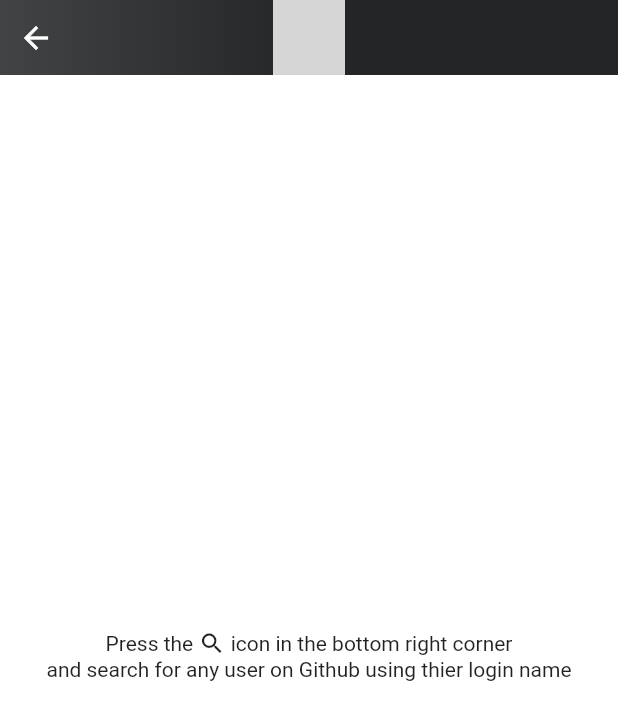
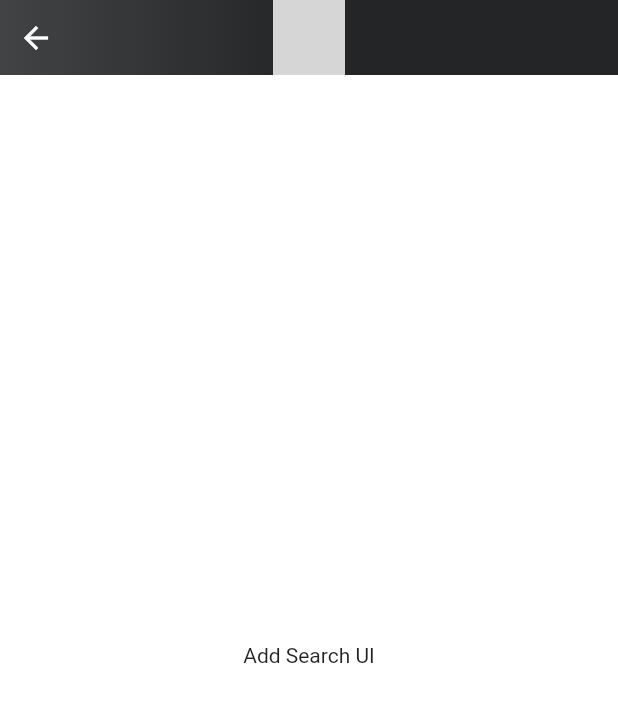
Before and after one commit to rohitgupta1694/FlutterGithubUserSearch, a Flutter app: the SearchScreen screen opened directly, on a phone screen of 412 x 824 dp. Shown: the top 720 px of the screen. Run offline on Flutter 3.47's test engine with Material 2 defaults, Android fonts, the phone set to English and light mode, and no system bars; our stand-ins replace built_collection, built_value; generated files the repository leaves out were written again; statements that could not run were skipped; grey boxes are pictures that could not be loaded.

Commit message:
some refactoring

```diff
--- a/lib/customwidgets/gradient_app_bar.dart
+++ b/lib/customwidgets/gradient_app_bar.dart
@@ -8,7 +8,7 @@ class GradientAppBar extends StatelessWidget {
     this.title,
     this.needBackButton,
     this.needSearchAction,
-    @required this.onClick})
+    this.onClick})
       : super(key: key);
 
   final String title;
--- a/lib/ui/search_screen.dart
+++ b/lib/ui/search_screen.dart
@@ -2,7 +2,6 @@ import 'package:flutter/foundation.dart';
 import 'package:flutter/material.dart';
 import 'package:flutter/services.dart';
 import 'package:github_user_search_flutter/customwidgets/gradient_app_bar.dart';
-import 'package:github_user_search_flutter/utils/snackbar_util.dart';
 
 class SearchScreen extends StatefulWidget {
   SearchScreen({Key key, this.scaffoldKey}) : super(key: key);
@@ -18,16 +17,6 @@ class _SearchScreenState extends State<SearchScreen> {
   Widget build(BuildContext context) {
     SystemChrome.setSystemUIOverlayStyle(SystemUiOverlayStyle.light);
 
-    void _handleSearchButtonClick(bool clickStatus) {
-      //TODO Open Search screen
-      widget.scaffoldKey.currentState
-          .showSnackBar(SnackBarUtil.showNormalSnackBar("Search something"));
-
-      Navigator.push(context, MaterialPageRoute(builder: (_) {
-        return SearchScreen();
-      }));
-    }
-
     return new Scaffold(
       key: widget.scaffoldKey,
       backgroundColor: Colors.white,
@@ -37,37 +26,8 @@ class _SearchScreenState extends State<SearchScreen> {
             title: "Search",
             needBackButton: true,
             needSearchAction: false,
-            onClick: _handleSearchButtonClick,
           ),
-          Expanded(
-              child: Center(
-            child: Column(
-              mainAxisAlignment: MainAxisAlignment.center,
-              children: <Widget>[
-                Column(
-                  mainAxisAlignment: MainAxisAlignment.center,
-                  children: <Widget>[
-                    Row(
-                      mainAxisAlignment: MainAxisAlignment.center,
-                      children: const <Widget>[
-                        Text('Press the '),
-                        Tooltip(
-                          message: 'search',
-                          child: Icon(
-                            Icons.search,
-                            size: 18.0,
-                          ),
-                        ),
-                        Text(' icon in the bottom right corner'),
-                      ],
-                    ),
-                    const Text(
-                        'and search for any user on Github using thier login name'),
-                  ],
-                ),
-              ],
-            ),
-          )),
+          Expanded(child: Center(child: Text("Add Search UI"))),
         ],
       ),
     );
```
Also changed, not shown: lib/main.dart (line endings or trailing spaces).
